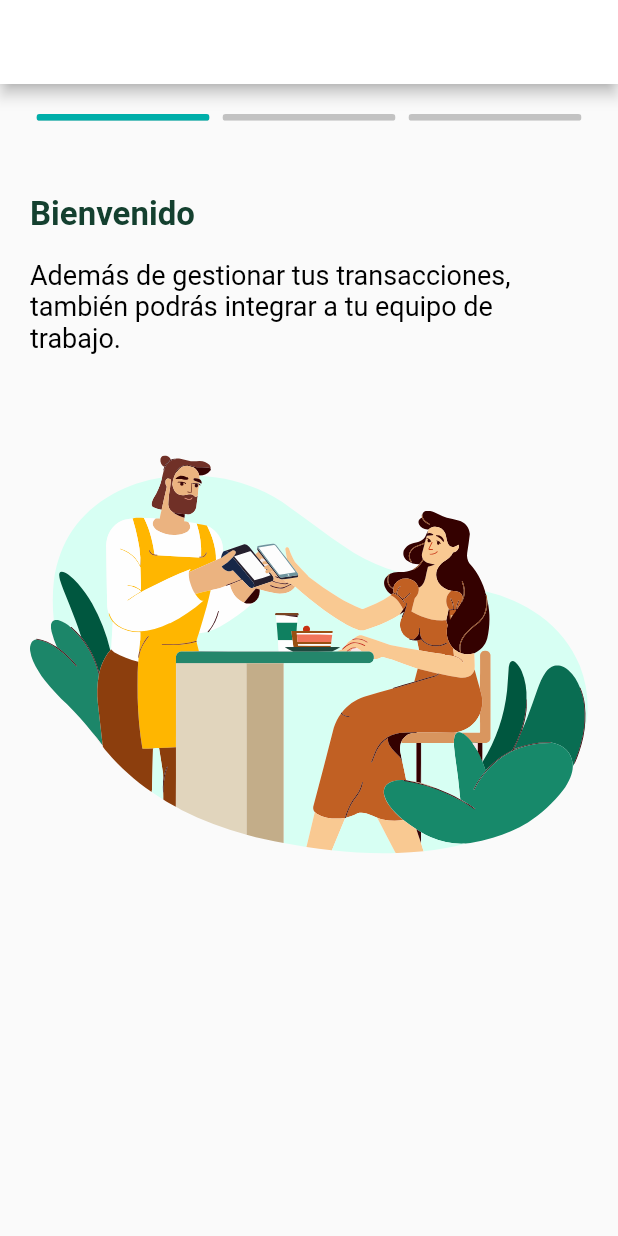
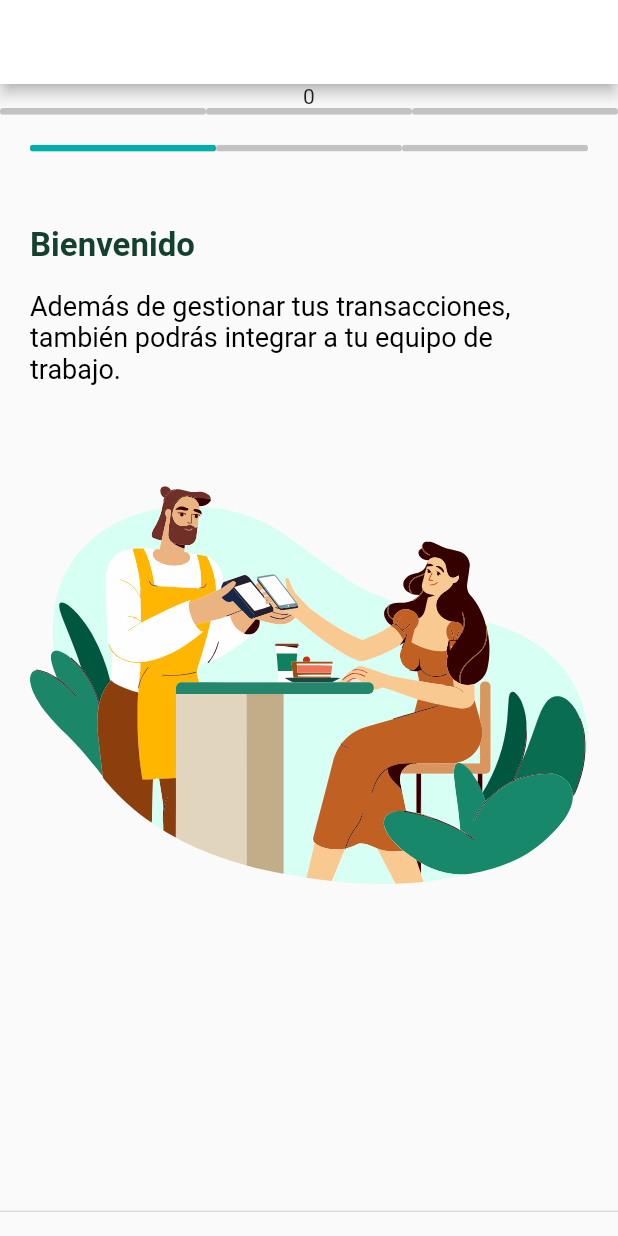
Before and after one commit to DavidEMV1622/credibanco_HU_One, a Flutter app: the screen it shows after launch, on a phone screen of 412 x 824 dp. Run offline on Flutter 3.47's test engine with Material 2 defaults, Android fonts, the phone set to English and light mode, and no system bars; our stand-ins replace flutter_svg.

Commit message:
Siguiente manera de realizar la barra de progreso

```diff
--- a/lib/presentation/screens/avisos_page.dart
+++ b/lib/presentation/screens/avisos_page.dart
@@ -15,6 +15,8 @@ class AvisoPage extends StatefulWidget {
 
 class _AvisoPageState extends State<AvisoPage> {
 
+  int page = 0;
+
   @override
   Widget build(BuildContext context) {
     return Scaffold(
@@ -25,7 +27,32 @@ class _AvisoPageState extends State<AvisoPage> {
 
       body: Center(
         // Inicio del manejo del ListView o PageView
+        child: Column(
+          children: [
+            Text("$page"),
+            Row(
+                mainAxisAlignment: MainAxisAlignment.spaceEvenly,
+                crossAxisAlignment: CrossAxisAlignment.center,
+
+
+                children: [
+                  // Llamada de la bara de progreso 1
+                  Expanded(child: ProgressBarr(valor: page.toDouble())),
+                  // Llamada de la bara de progreso 2
+                  Expanded(child: ProgressBarr(valor: page.toDouble())),
+                  // Llamada de la bara de progreso 3
+                  Expanded(child: ProgressBarr(valor: page.toDouble())),
+                ],
+              ),
+            Expanded(
               child: PageView(
+
+                onPageChanged: (currentpage){
+
+                  setState(() {
+                  page = currentpage;
+                  });
+                },
                 physics: ScrollPhysics(), // animacion al llegar al final de la lista
                 scrollDirection: Axis.horizontal, // Mover la lista en horizontal
 
@@ -37,14 +64,41 @@ class _AvisoPageState extends State<AvisoPage> {
 
                   buildCard_3(),
                 ]
+              ),
+            ),
+          ],
         )
+      ),persistentFooterButtons: [
+        if(page == 2)
+          Row(
+                  mainAxisAlignment: MainAxisAlignment.center,
+                  crossAxisAlignment: CrossAxisAlignment.center,
+                  children: [
+                    BtnPrimaery(
+                      textButton: "Omitir",
+                      colorBox: CustomColors.colorBlanco,
+                      border: Border.all(width: 2),
+                      onPressed: () {},
                     ),
+
+                    const SizedBox(
+                      width: 15,
+                    ),
+
+                    BtnPrimaery(
+                      textButton: "Continuar",
+                      colorBox: CustomColors.colorAmarilloMostaza,
+                      onPressed: () {},
+                    ),
+                  ]
+                )
+      ],
     );
   }
 
   // Widget de la primera pantalla
   Widget buildCard_1() =>
-    Container(
+    SizedBox(
       child: Center(
         child: Padding(
           // Padding de separacion entre el contenido y los bordes del celular
@@ -52,6 +106,8 @@ class _AvisoPageState extends State<AvisoPage> {
           child: Column(
             //mainAxisAlignment: MainAxisAlignment.spaceBetween,
             crossAxisAlignment: CrossAxisAlignment.start,
+            // El texto se queda en la izquierda "ltr" solo se usa en las filas
+            //textDirection: TextDirection.ltr,
 
             children: <Widget>[
 
@@ -62,24 +118,17 @@ class _AvisoPageState extends State<AvisoPage> {
 
                 children: [
                   // Llamada de la bara de progreso 1
-                  ProgressBarr(valor: 1),
+                  Expanded(child: ProgressBarr(valor: 1)),
                   // Llamada de la bara de progreso 2
-                  ProgressBarr(valor: 0),
+                  Expanded(child: ProgressBarr(valor: 0)),
                   // Llamada de la bara de progreso 3
-                  ProgressBarr(valor: 0),
+                  Expanded(child: ProgressBarr(valor: 0)),
                 ],
               ),
 
               SizedBox(
                 height: MediaQuery.of(context).size.height * 0.06,
               ),
-
-              // Manejo de los textos
-              Container(
-                child: Column(
-                  mainAxisAlignment: MainAxisAlignment.center,
-                  crossAxisAlignment: CrossAxisAlignment.start,
-                  children: [
               subtituloDos("Bienvenido",
               MediaQuery.of(context).size.width > 1000? 34
               : MediaQuery.of(context).size.width > 800? 30
@@ -98,9 +147,6 @@ class _AvisoPageState extends State<AvisoPage> {
               : MediaQuery.of(context).size.width > 600? 22
               : MediaQuery.of(context).size.width > 400? 18
               : 14,),
-                  ]
-                ),
-              ),
 
               SizedBox(
                 height: MediaQuery.of(context).size.height * 0.07,
@@ -145,11 +191,12 @@ class _AvisoPageState extends State<AvisoPage> {
                 crossAxisAlignment: CrossAxisAlignment.center,
                 children: [
 
-                  ProgressBarr(valor: 1),
-
-                  ProgressBarr(valor: 1),
-
-                  ProgressBarr(valor: 0),
+                  // Llamada de la bara de progreso 1
+                  Expanded(child: ProgressBarr(valor: 1)),
+                  // Llamada de la bara de progreso 2
+                  Expanded(child: ProgressBarr(valor: 1)),
+                  // Llamada de la bara de progreso 3
+                  Expanded(child: ProgressBarr(valor: 0)),
                 ],
               ),
 
@@ -157,11 +204,6 @@ class _AvisoPageState extends State<AvisoPage> {
                 height: MediaQuery.of(context).size.height * 0.06,
               ),
 
-              Container(
-                child: Column(
-                  mainAxisAlignment: MainAxisAlignment.center,
-                  crossAxisAlignment: CrossAxisAlignment.start,
-                  children: [
               subtituloDos("Bienvenido",
               MediaQuery.of(context).size.width > 1000? 34
               : MediaQuery.of(context).size.width > 800? 30
@@ -191,16 +233,12 @@ class _AvisoPageState extends State<AvisoPage> {
               : MediaQuery.of(context).size.width > 600? 22
               : MediaQuery.of(context).size.width > 400? 18
               : 14,),
-                  ],
-                ),
-              ),
 
               SizedBox(
                 height: MediaQuery.of(context).size.height * 0.05,
               ),
 
               // Llamado de la imagen y dejarlo centrado
-
               Center(
                 child: SvgPicture.asset(
                   'assets/imagetwo.svg',
@@ -234,11 +272,11 @@ class _AvisoPageState extends State<AvisoPage> {
 
                 children: [
                   // Llamada de la bara de progreso 1
-                  ProgressBarr(valor: 1),
+                  Expanded(child: ProgressBarr(valor: 1)),
                   // Llamada de la bara de progreso 2
-                  ProgressBarr(valor: 1),
+                  Expanded(child: ProgressBarr(valor: 1)),
                   // Llamada de la bara de progreso 3
-                  ProgressBarr(valor: 1),
+                  Expanded(child: ProgressBarr(valor: 1)),
                 ],
               ),
 
@@ -246,12 +284,6 @@ class _AvisoPageState extends State<AvisoPage> {
                 height: MediaQuery.of(context).size.height * 0.06,
               ),
 
-              // Manejo de los textos
-              Container(
-                child: Column(
-                  mainAxisAlignment: MainAxisAlignment.center,
-                  crossAxisAlignment: CrossAxisAlignment.start,
-                  children: [
               subtituloDos("Bienvenido",
               MediaQuery.of(context).size.width > 1000? 34
               : MediaQuery.of(context).size.width > 800? 30
@@ -269,12 +301,9 @@ class _AvisoPageState extends State<AvisoPage> {
               : MediaQuery.of(context).size.width > 600? 22
               : MediaQuery.of(context).size.width > 400? 18
               : 14,),
-                  ],
-                ),
-              ),
 
               SizedBox(
-                height: MediaQuery.of(context).size.height * 0.06,
+                height: MediaQuery.of(context).size.height * 0.02,
               ),
 
                 // Llamado de la imagen
@@ -290,15 +319,20 @@ class _AvisoPageState extends State<AvisoPage> {
               ),
 
               // Manejo de los botones
+              /*
               Row(
-                mainAxisAlignment: MainAxisAlignment.spaceAround,
+                //mainAxisAlignment: MainAxisAlignment.spaceAround,
                 crossAxisAlignment: CrossAxisAlignment.center,
                 children: [
                   BtnPrimaery(
                     textButton: "Omitir",
-                    colorBox: Colors.white,
+                    colorBox: CustomColors.colorBlanco,
                     border: Border.all(width: 2),
                     onPressed: () {},
+                  ),
+
+                  SizedBox(
+                    width: 15,
                   ),
 
                   BtnPrimaery(
@@ -307,7 +341,7 @@ class _AvisoPageState extends State<AvisoPage> {
                     onPressed: () {},
                   ),
                 ]
-              ),
+              ),*/
             ]
           ),
         ),
--- a/lib/presentation/utils/TextFormatter.dart
+++ b/lib/presentation/utils/TextFormatter.dart
@@ -37,7 +37,6 @@ Widget subtituloDos(String texto, double fontSizeText) {
     child: Text(
       texto,
       style: TextStyle(
-        //fontSize: 18,
         fontSize: fontSizeText,
         color: CustomColors.colorVerdeOscuroFuerte,
         fontWeight: FontWeight.bold,
--- a/lib/presentation/widgets/barrProgress.dart
+++ b/lib/presentation/widgets/barrProgress.dart
@@ -17,7 +17,8 @@ class _ProgressBarrState extends State<ProgressBarr> {
   Widget build(BuildContext context) {
     return SizedBox(
       // Toma todo el largo de la pantalla y se multiplica por el 28%
-      width: MediaQuery.of(context).size.width * 0.28,
+      //width: MediaQuery.of(context).size.width * 0.28,
+      //width: double.infinity,
       height: 4.5, // ancho de la barra de progreso
 
       // Widget "ClipRRect" para redondear las esquinas del hijo
--- a/lib/presentation/widgets/buttons.dart
+++ b/lib/presentation/widgets/buttons.dart
@@ -25,11 +25,11 @@ class BtnPrimaery extends StatelessWidget {
       ),
       child: MaterialButton(
         minWidth: MediaQuery.of(context).size.width * 0.40, // largo del botonque abarque toda la pantalla
-        //height: 60, // Ancho del boton
+        //height: 40, // Ancho del boton
 
         onPressed: onPressed, // Evento al presionar el boton
 
-        padding: EdgeInsets.symmetric(horizontal: 30, vertical: 20),
+        padding: EdgeInsets.symmetric(horizontal: 20, vertical: 10),
 
         // Agregar texto dentro del boton
         child: Text(
```
Also changed, not shown: pubspec.yaml (+4 -6 lines), fonts/gbb__.ttf (added). Lines whose indentation alone changed are shown as unchanged.
